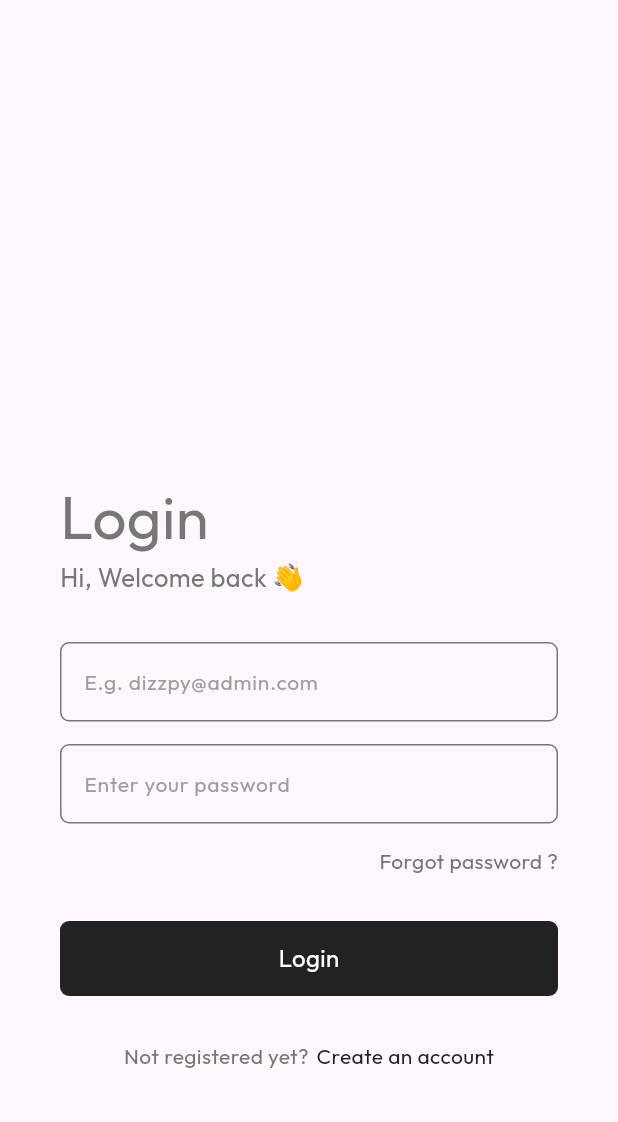
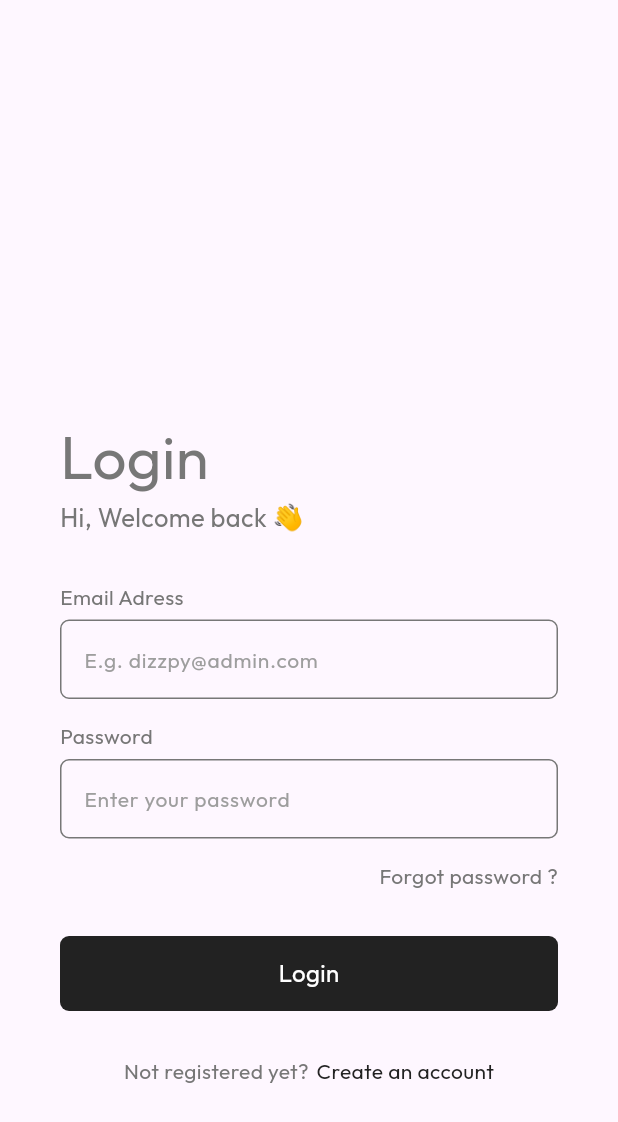
Before and after one commit to dizzpy/AuthApp-Flutter-Firebase, a Flutter app: the screen it shows after launch, on a phone screen of 412 x 824 dp. Shown: the top 1122 px of the screen. Run offline on Flutter 3.47's test engine with Material 3 defaults, Android fonts, the phone set to English and light mode, and no system bars; our stand-ins replace google_fonts.

Commit message:
text field title

```diff
--- a/lib/components/custom_textfield.dart
+++ b/lib/components/custom_textfield.dart
@@ -1,3 +1,4 @@
+import 'package:firebase_auth/components/body_text.dart';
 import 'package:firebase_auth/const/colors.dart';
 import 'package:flutter/material.dart';
 import 'package:google_fonts/google_fonts.dart';
@@ -7,15 +8,25 @@ class CustomInputField extends StatelessWidget {
     required this.controller,
     required this.hintText,
     required this.obscureText,
+    required this.title,
   });
 
   final TextEditingController controller;
   final String hintText;
   final bool obscureText;
+  final String title;
 
   @override
   Widget build(BuildContext context) {
-    return TextField(
+    return Column(
+      crossAxisAlignment: CrossAxisAlignment.start,
+      children: [
+        CustomText(
+          title: title,
+          fontSize: 14,
+        ),
+        SizedBox(height: 5),
+        TextField(
           controller: controller,
           obscureText: obscureText,
           style: GoogleFonts.outfit(
@@ -49,6 +60,8 @@ class CustomInputField extends StatelessWidget {
               ),
             ),
           ),
+        ),
+      ],
     );
   }
 }
--- a/lib/pages/login_page.dart
+++ b/lib/pages/login_page.dart
@@ -45,6 +45,7 @@ class _LoginPageState extends State<LoginPage> {
 
             //textfield
             CustomInputField(
+              title: 'Email Adress',
               hintText: "E.g. dizzpy@admin.com",
               obscureText: false,
               controller: emailController,
@@ -53,6 +54,7 @@ class _LoginPageState extends State<LoginPage> {
             SizedBox(height: 15),
 
             CustomInputField(
+              title: 'Password',
               hintText: "Enter your password",
               obscureText: true,
               controller: passwordController,
@@ -74,7 +76,9 @@ class _LoginPageState extends State<LoginPage> {
             // login button
             SizedBox(height: 30),
 
-            Container(
+            GestureDetector(
+              onTap: () {},
+              child: Container(
                 width: double.infinity,
                 height: 50,
                 decoration: BoxDecoration(
@@ -88,6 +92,7 @@ class _LoginPageState extends State<LoginPage> {
                       textStyle: TextStyle(
                         fontSize: 16,
                         color: Colors.white,
+                      ),
                     ),
                   ),
                 ),
@@ -109,7 +114,9 @@ class _LoginPageState extends State<LoginPage> {
                   ),
                 ),
                 SizedBox(width: 5),
-                Text(
+                GestureDetector(
+                  onTap: () {},
+                  child: Text(
                     'Create an account',
                     style: GoogleFonts.outfit(
                       textStyle: TextStyle(
@@ -118,10 +125,11 @@ class _LoginPageState extends State<LoginPage> {
                       ),
                     ),
                   ),
+                ),
               ],
             ),
 
-            SizedBox(height: 70),
+            SizedBox(height: 60),
           ],
         ),
       ),
```
Lines whose indentation alone changed are shown as unchanged.
